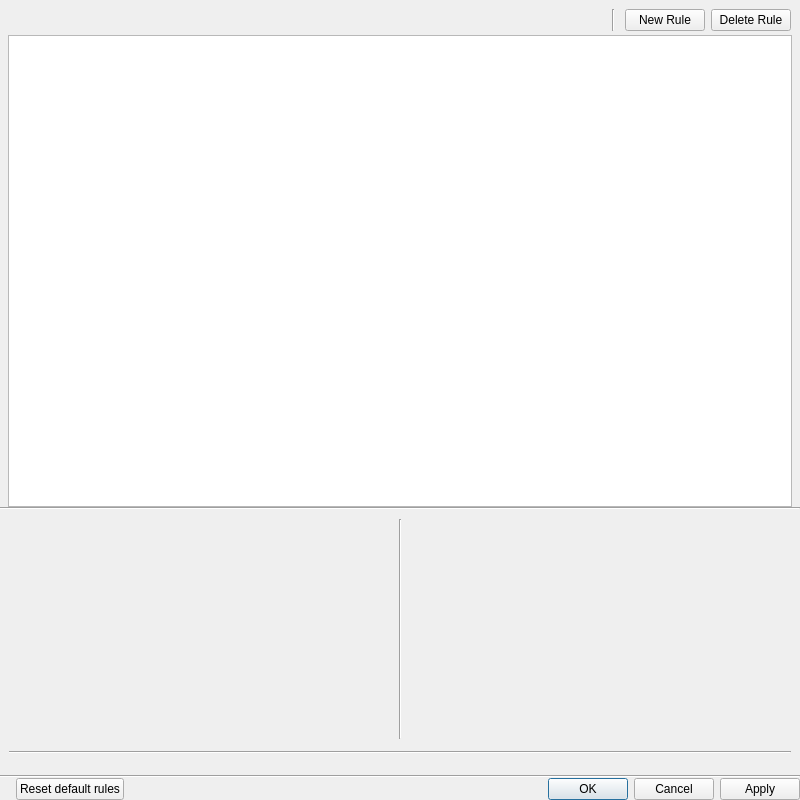
networkoptix/nx_open, file vms/client/nx_vms_client_desktop/src/nx/vms/client/desktop/rules/rules_dialog.ui: the form before one commit.
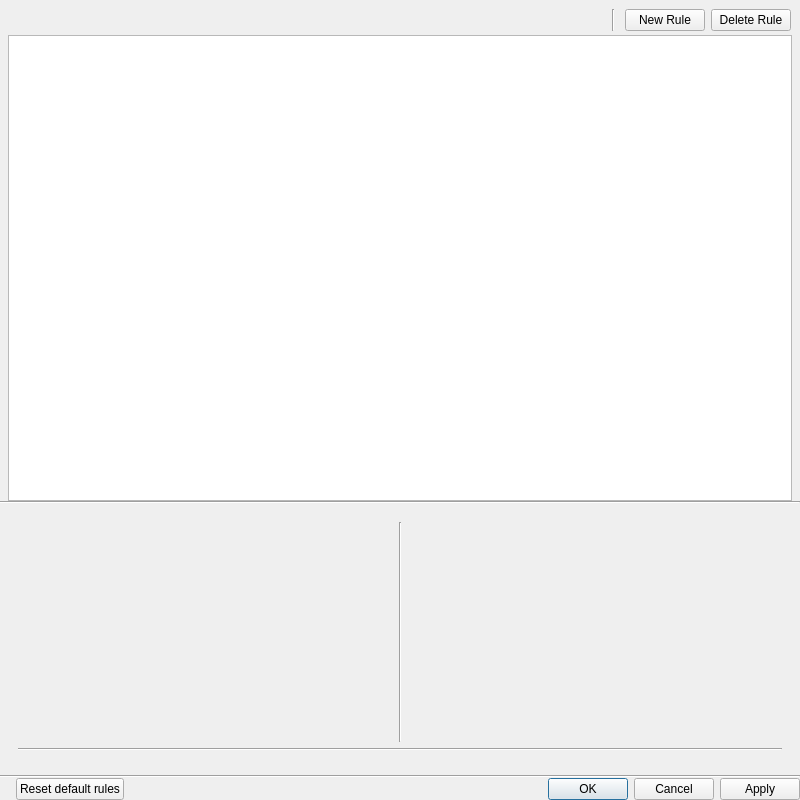
The form after the commit. The open tabs and pages were chosen to show the change. Custom widgets are drawn as their Qt base class.

Commit message:
VMS-31374: Add vms rules dialog improvements
Add "reset to defaults" handler.
Add ability to display and change rule schedule.
Add ability to write rule comments.
Add warning dialogs to prevent occasion dialog closure if it has unsaved changes.
Fix bugs with handle of the engine rule changes.
Closes VMS-31308

Diff of the .ui file:
```diff
--- a/vms/client/nx_vms_client_desktop/src/nx/vms/client/desktop/rules/rules_dialog.ui
+++ b/vms/client/nx_vms_client_desktop/src/nx/vms/client/desktop/rules/rules_dialog.ui
@@ -183,7 +183,7 @@
        <height>16777215</height>
       </size>
      </property>
-     <layout class="QVBoxLayout" name="verticalLayout_3" stretch="0,0,1">
+     <layout class="QVBoxLayout" name="verticalLayout_3" stretch="0">
       <property name="spacing">
        <number>12</number>
       </property>
@@ -230,22 +230,9 @@
          </layout>
         </widget>
         <widget class="QWidget" name="ruleEditorsPage">
-         <layout class="QHBoxLayout" name="horizontalLayout_3" stretch="1,0,1">
-          <property name="spacing">
-           <number>16</number>
-          </property>
-          <property name="leftMargin">
-           <number>0</number>
-          </property>
-          <property name="topMargin">
-           <number>0</number>
-          </property>
-          <property name="rightMargin">
-           <number>0</number>
-          </property>
-          <property name="bottomMargin">
-           <number>0</number>
-          </property>
+         <layout class="QVBoxLayout" name="verticalLayout_6">
+          <item>
+           <layout class="QHBoxLayout" name="horizontalLayout_6">
           <item>
            <widget class="QWidget" name="eventWidget" native="true">
             <property name="minimumSize">
@@ -324,18 +311,33 @@
            </widget>
           </item>
          </layout>
-        </widget>
-       </widget>
       </item>
       <item>
        <widget class="Line" name="footerSplitter">
+            <property name="minimumSize">
+             <size>
+              <width>0</width>
+              <height>0</height>
+             </size>
+            </property>
         <property name="orientation">
          <enum>Qt::Horizontal</enum>
         </property>
        </widget>
       </item>
       <item>
-       <widget class="nx::vms::client::desktop::rules::VmsRulesFooterWidget" name="footerWidget" native="true"/>
+           <widget class="nx::vms::client::desktop::rules::FooterWidget" name="footerWidget" native="true">
+            <property name="minimumSize">
+             <size>
+              <width>0</width>
+              <height>0</height>
+             </size>
+            </property>
+           </widget>
+          </item>
+         </layout>
+        </widget>
+       </widget>
       </item>
      </layout>
     </widget>
@@ -384,9 +386,9 @@
    <container>1</container>
   </customwidget>
   <customwidget>
-   <class>nx::vms::client::desktop::rules::VmsRulesFooterWidget</class>
+   <class>nx::vms::client::desktop::rules::FooterWidget</class>
    <extends>QWidget</extends>
-   <header location="global">nx/vms/client/desktop/rules/dialog_details/vms_rules_footer_widget.h</header>
+   <header location="global">nx/vms/client/desktop/rules/dialog_details/footer_widget.h</header>
    <container>1</container>
   </customwidget>
   <customwidget>
```
Lines whose indentation alone changed are shown as unchanged. The commit also changes 15 other files.
